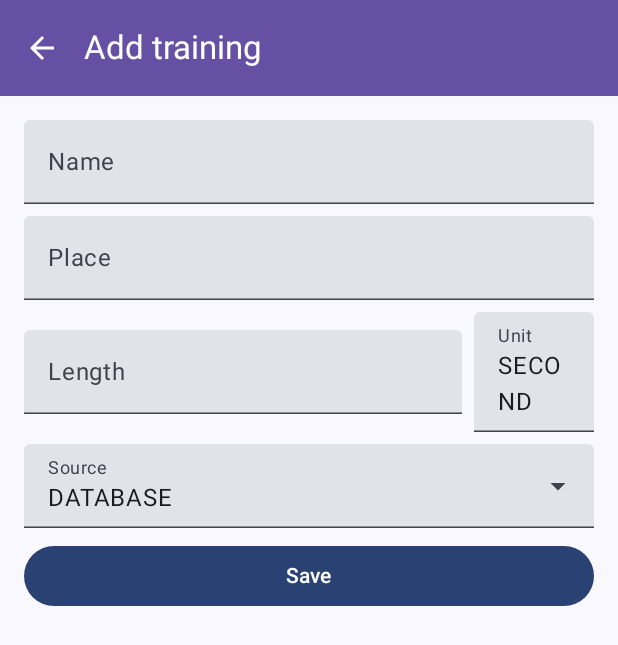
After one commit to zde-nekz/sporttrackerdemo, an Android app built with Jetpack Compose: the composable TrainingDetailScreen called with empty values, on a phone screen of 412 x 824 dp. The commit adds this screen. Shown: the top 645 px of the screen. Run offline under Robolectric (Android 15) with nearby library versions, the phone set to English and light mode, and no system bars.

Commit message:
Detail wip

```diff
--- a/app/src/main/java/com/zdenekskrobak/sporttrackerdemo/app/Route.kt
+++ b/app/src/main/java/com/zdenekskrobak/sporttrackerdemo/app/Route.kt
@@ -2,10 +2,11 @@ package com.zdenekskrobak.sporttrackerdemo.app
 
 import kotlinx.serialization.Serializable
 
+@Serializable
 sealed interface Route {
     @Serializable
     data object TrainingList: Route
 
     @Serializable
-    data class TrainingDetail(val id: String): Route
+    data class TrainingDetail(val id: String?): Route
 }
--- a/app/src/main/java/com/zdenekskrobak/sporttrackerdemo/di/AppModule.kt
+++ b/app/src/main/java/com/zdenekskrobak/sporttrackerdemo/di/AppModule.kt
@@ -1,9 +1,11 @@
 package com.zdenekskrobak.sporttrackerdemo.di
 
+import com.zdenekskrobak.sporttrackerdemo.training.presentation.training_detail.TrainingDetailViewModel
 import com.zdenekskrobak.sporttrackerdemo.training.presentation.training_list.TrainingListViewModel
 import org.koin.core.module.dsl.viewModelOf
 import org.koin.dsl.module
 
 val appModule = module {
     viewModelOf(::TrainingListViewModel)
+    viewModelOf(::TrainingDetailViewModel)
 }
--- /dev/null
+++ b/app/src/main/java/com/zdenekskrobak/sporttrackerdemo/training/presentation/training_detail/TrainingDetailScreen.kt
@@ -0,0 +1,159 @@
+@file:OptIn(ExperimentalMaterial3Api::class)
+
+package com.zdenekskrobak.sporttrackerdemo.training.presentation.training_detail
+
+import androidx.compose.foundation.layout.Arrangement
+import androidx.compose.foundation.layout.Column
+import androidx.compose.foundation.layout.fillMaxSize
+import androidx.compose.foundation.layout.fillMaxWidth
+import androidx.compose.foundation.layout.padding
+import androidx.compose.foundation.rememberScrollState
+import androidx.compose.foundation.verticalScroll
+import androidx.compose.material.icons.Icons
+import androidx.compose.material.icons.automirrored.filled.ArrowBack
+import androidx.compose.material3.ExperimentalMaterial3Api
+import androidx.compose.material3.Icon
+import androidx.compose.material3.IconButton
+import androidx.compose.material3.Scaffold
+import androidx.compose.material3.Text
+import androidx.compose.material3.TextField
+import androidx.compose.material3.TopAppBar
+import androidx.compose.material3.TopAppBarDefaults
+import androidx.compose.runtime.Composable
+import androidx.compose.runtime.collectAsState
+import androidx.compose.runtime.getValue
+import androidx.compose.ui.Modifier
+import androidx.compose.ui.res.stringResource
+import androidx.compose.ui.tooling.preview.Preview
+import androidx.compose.ui.unit.dp
+import com.zdenekskrobak.sporttrackerdemo.R
+import com.zdenekskrobak.sporttrackerdemo.training.presentation.training_detail.components.LengthField
+import com.zdenekskrobak.sporttrackerdemo.training.presentation.training_detail.components.SaveButton
+import com.zdenekskrobak.sporttrackerdemo.training.presentation.training_detail.components.SourceDropdown
+import com.zdenekskrobak.sporttrackerdemo.training.presentation.training_detail.model.TrainingDetailAction
+import com.zdenekskrobak.sporttrackerdemo.training.presentation.training_detail.model.TrainingDetailState
+import com.zdenekskrobak.sporttrackerdemo.ui.theme.Purple40
+import com.zdenekskrobak.sporttrackerdemo.ui.theme.White
+import org.koin.androidx.compose.koinViewModel
+
+@Composable
+fun TrainingDetailScreen(
+    id: String?,
+    onNavigateBack: () -> Unit
+) {
+    val viewModel: TrainingDetailViewModel = koinViewModel()
+
+    val state by viewModel.state.collectAsState()
+
+    TrainingDetailScreenContent(
+        state = state,
+        onAction = { action ->
+            when (action) {
+                TrainingDetailAction.OnSaveClicked -> {
+                    TODO()
+                }
+
+                TrainingDetailAction.OnBackButtonClicked -> {
+                    onNavigateBack()
+                }
+
+                else -> viewModel.onAction(action)
+            }
+        })
+}
+
+@Composable
+fun TrainingDetailScreenContent(
+    modifier: Modifier = Modifier,
+    state: TrainingDetailState,
+    onAction: (TrainingDetailAction) -> Unit
+) {
+    Scaffold(
+        topBar = {
+            TopAppBar(
+                title = {
+                    Text(stringResource(R.string.edit_training.takeIf { state.id != null }
+                        ?: R.string.add_training))
+                },
+                navigationIcon = {
+                    IconButton(onClick = {
+                        onAction(TrainingDetailAction.OnBackButtonClicked)
+                    }) {
+                        Icon(
+                            imageVector = Icons.AutoMirrored.Filled.ArrowBack,
+                            contentDescription = stringResource(R.string.back)
+                        )
+                    }
+                },
+                colors = TopAppBarDefaults.topAppBarColors(
+                    containerColor = Purple40,
+                    titleContentColor = White,
+                    navigationIconContentColor = White
+                )
+            )
+        },
+        content = { padding ->
+            Column(
+                modifier = modifier
+                    .padding(padding)
+                    .padding(16.dp)
+                    .fillMaxSize()
+                    .verticalScroll(rememberScrollState()),
+                verticalArrangement = Arrangement.spacedBy(8.dp)
+            ) {
+                NameField(
+                    state = state,
+                    onNameChanged = { name ->
+                        onAction(TrainingDetailAction.OnNameChanged(name))
+                    })
+                PlaceField(
+                    state = state,
+                    onPlaceChanged = { place ->
+                        onAction(TrainingDetailAction.OnPlaceChanged(place))
+                    })
+                LengthField(state, onAction)
+                SourceDropdown(state, onAction)
+                SaveButton(onSave = {
+                    onAction(TrainingDetailAction.OnSaveClicked)
+                })
+            }
+        }
+    )
+}
+
+@Composable
+private fun NameField(
+    state: TrainingDetailState,
+    onNameChanged: (String) -> Unit
+) {
+    TextField(
+        modifier = Modifier.fillMaxWidth(),
+        value = state.name,
+        onValueChange = { onNameChanged(it) },
+        label = { Text(stringResource(R.string.name)) },
+
+        )
+}
+
+@Composable
+private fun PlaceField(
+    state: TrainingDetailState,
+    onPlaceChanged: (String) -> Unit
+) {
+    TextField(
+        modifier = Modifier.fillMaxWidth(),
+        value = state.place,
+        onValueChange = { onPlaceChanged(it) },
+        label = { Text(stringResource(R.string.place)) },
+    )
+}
+
+@Preview
+@Composable
+private fun TrainingDetailScreenPreview() {
+    TrainingDetailScreenContent(
+        state = TrainingDetailState(),
+        onAction = {}
+    )
+
+}
--- /dev/null
+++ b/app/src/main/java/com/zdenekskrobak/sporttrackerdemo/training/presentation/training_detail/components/LengthField.kt
@@ -0,0 +1,74 @@
+package com.zdenekskrobak.sporttrackerdemo.training.presentation.training_detail.components
+
+import androidx.compose.foundation.layout.Arrangement
+import androidx.compose.foundation.layout.Row
+import androidx.compose.foundation.layout.fillMaxWidth
+import androidx.compose.foundation.layout.width
+import androidx.compose.material3.DropdownMenuItem
+import androidx.compose.material3.ExperimentalMaterial3Api
+import androidx.compose.material3.ExposedDropdownMenuBox
+import androidx.compose.material3.MenuAnchorType
+import androidx.compose.material3.Text
+import androidx.compose.material3.TextField
+import androidx.compose.runtime.Composable
+import androidx.compose.runtime.getValue
+import androidx.compose.runtime.mutableStateOf
+import androidx.compose.runtime.remember
+import androidx.compose.runtime.setValue
+import androidx.compose.ui.Alignment
+import androidx.compose.ui.Modifier
+import androidx.compose.ui.res.stringResource
+import androidx.compose.ui.unit.dp
+import com.zdenekskrobak.sporttrackerdemo.R
+import com.zdenekskrobak.sporttrackerdemo.training.domain.TimeUnit
+import com.zdenekskrobak.sporttrackerdemo.training.presentation.training_detail.model.TrainingDetailAction
+import com.zdenekskrobak.sporttrackerdemo.training.presentation.training_detail.model.TrainingDetailState
+
+@OptIn(ExperimentalMaterial3Api::class)
+@Composable
+fun LengthField(state: TrainingDetailState,
+                onAction: (TrainingDetailAction) -> Unit) {
+    Row(
+        modifier = Modifier.fillMaxWidth(),
+        horizontalArrangement = Arrangement.spacedBy(8.dp),
+        verticalAlignment = Alignment.CenterVertically
+    ) {
+        TextField(
+            value = state.length,
+            onValueChange = { onAction(TrainingDetailAction.OnLengthChanged(it)) },
+            label = { Text(stringResource(R.string.length)) },
+            modifier = Modifier.weight(1f)
+        )
+
+        var expanded by remember { mutableStateOf(false) }
+
+        ExposedDropdownMenuBox(
+            expanded = expanded,
+            onExpandedChange = { expanded = !expanded }
+        ) {
+            TextField(
+                value = state.lengthUnit.toString(),
+                onValueChange = {},
+                readOnly = true,
+                label = { Text("Unit") },
+                modifier = Modifier
+                    .menuAnchor(MenuAnchorType.PrimaryNotEditable, true)
+                    .width(80.dp)
+            )
+            ExposedDropdownMenu(
+                expanded = expanded,
+                onDismissRequest = { expanded = false }
+            ) {
+                TimeUnit.entries.forEach { unit ->
+                    DropdownMenuItem(
+                        text = { Text(unit.toString()) },
+                        onClick = {
+                            onAction(TrainingDetailAction.OnUnitChanged(unit))
+                            expanded = false
+                        }
+                    )
+                }
+            }
+        }
+    }
+}
--- /dev/null
+++ b/app/src/main/java/com/zdenekskrobak/sporttrackerdemo/training/presentation/training_detail/components/SaveButton.kt
@@ -0,0 +1,22 @@
+package com.zdenekskrobak.sporttrackerdemo.training.presentation.training_detail.components
+
+import androidx.compose.foundation.layout.fillMaxWidth
+import androidx.compose.material3.Button
+import androidx.compose.material3.Text
+import androidx.compose.runtime.Composable
+import androidx.compose.ui.Modifier
+import androidx.compose.ui.res.stringResource
+import com.zdenekskrobak.sporttrackerdemo.R
+
+@Composable
+fun SaveButton(
+    modifier: Modifier = Modifier,
+    onSave: () -> Unit
+) {
+    Button(
+        modifier = modifier.fillMaxWidth(),
+        onClick = { onSave() },
+    ) {
+        Text(stringResource(R.string.save))
+    }
+}
--- /dev/null
+++ b/app/src/main/java/com/zdenekskrobak/sporttrackerdemo/training/presentation/training_detail/components/SourceDropdown.kt
@@ -0,0 +1,59 @@
+package com.zdenekskrobak.sporttrackerdemo.training.presentation.training_detail.components
+
+import androidx.compose.foundation.layout.fillMaxWidth
+import androidx.compose.material3.DropdownMenuItem
+import androidx.compose.material3.ExperimentalMaterial3Api
+import androidx.compose.material3.ExposedDropdownMenuBox
+import androidx.compose.material3.ExposedDropdownMenuDefaults
+import androidx.compose.material3.MenuAnchorType
+import androidx.compose.material3.Text
+import androidx.compose.material3.TextField
+import androidx.compose.runtime.Composable
+import androidx.compose.runtime.getValue
+import androidx.compose.runtime.mutableStateOf
+import androidx.compose.runtime.remember
+import androidx.compose.runtime.setValue
+import androidx.compose.ui.Modifier
+import com.zdenekskrobak.sporttrackerdemo.training.domain.DataSource
+import com.zdenekskrobak.sporttrackerdemo.training.presentation.training_detail.model.TrainingDetailAction
+import com.zdenekskrobak.sporttrackerdemo.training.presentation.training_detail.model.TrainingDetailState
+
+@OptIn(ExperimentalMaterial3Api::class)
+@Composable
+fun SourceDropdown(
+    state: TrainingDetailState,
+    onAction: (TrainingDetailAction) -> Unit
+) {
+    var expanded by remember { mutableStateOf(false) }
+    val sources = DataSource.entries
+
+    ExposedDropdownMenuBox(
+        expanded = expanded,
+        onExpandedChange = { expanded = !expanded }
+    ) {
+        TextField(
+            value = state.source.name,
+            onValueChange = {},
+            readOnly = true,
+            label = { Text("Source") },
+            trailingIcon = { ExposedDropdownMenuDefaults.TrailingIcon(expanded) },
+            modifier = Modifier
+                .menuAnchor(MenuAnchorType.PrimaryNotEditable, true)
+                .fillMaxWidth()
+        )
+        ExposedDropdownMenu(
+            expanded = expanded,
+            onDismissRequest = { expanded = false }
+        ) {
+            sources.forEach { source ->
+                DropdownMenuItem(
+                    text = { Text(source.name) },
+                    onClick = {
+                        onAction(TrainingDetailAction.OnSourceChanged(source))
+                        expanded = false
+                    }
+                )
+            }
+        }
+    }
+}
--- /dev/null
+++ b/app/src/main/java/com/zdenekskrobak/sporttrackerdemo/training/presentation/training_detail/model/TrainingDetailState.kt
@@ -0,0 +1,14 @@
+package com.zdenekskrobak.sporttrackerdemo.training.presentation.training_detail.model
+
+import com.zdenekskrobak.sporttrackerdemo.training.domain.DataSource
+import com.zdenekskrobak.sporttrackerdemo.training.domain.TimeUnit
+
+data class TrainingDetailState(
+    val id: String? = null,
+    val isLoading: Boolean = false,
+    val name: String = "",
+    val place: String = "",
+    val length: String = "",
+    val lengthUnit: TimeUnit = TimeUnit.SECOND,
+    val source: DataSource = DataSource.DATABASE,
+)
--- a/app/src/main/java/com/zdenekskrobak/sporttrackerdemo/training/presentation/training_list/components/Filter.kt
+++ b/app/src/main/java/com/zdenekskrobak/sporttrackerdemo/training/presentation/training_list/components/Filter.kt
@@ -18,6 +18,7 @@ import androidx.compose.ui.unit.dp
 import com.zdenekskrobak.sporttrackerdemo.R
 import com.zdenekskrobak.sporttrackerdemo.training.domain.DataSource
 import com.zdenekskrobak.sporttrackerdemo.ui.theme.Purple40
+import com.zdenekskrobak.sporttrackerdemo.ui.theme.White
 
 @Composable
 fun Filter(
@@ -35,7 +36,7 @@ fun Filter(
         Text(
             stringResource(R.string.filter),
             style = MaterialTheme.typography.headlineSmall,
-            color = Color.White
+            color = White
         )
 
         Row(
--- a/app/src/main/java/com/zdenekskrobak/sporttrackerdemo/training/presentation/training_list/components/FilterOption.kt
+++ b/app/src/main/java/com/zdenekskrobak/sporttrackerdemo/training/presentation/training_list/components/FilterOption.kt
@@ -13,6 +13,7 @@ import androidx.compose.ui.tooling.preview.Preview
 import com.zdenekskrobak.sporttrackerdemo.R
 import com.zdenekskrobak.sporttrackerdemo.training.domain.DataSource
 import com.zdenekskrobak.sporttrackerdemo.ui.theme.PurpleGrey80
+import com.zdenekskrobak.sporttrackerdemo.ui.theme.White
 
 @Composable
 fun FilterOption(
@@ -26,7 +27,7 @@ fun FilterOption(
         modifier = modifier,
         colors = FilterChipDefaults.filterChipColors(
             containerColor = PurpleGrey80,
-            selectedContainerColor = Color.White
+            selectedContainerColor = White
         ),
         label = {
             Text(
--- a/app/src/main/java/com/zdenekskrobak/sporttrackerdemo/training/presentation/training_list/model/TrainingListState.kt
+++ b/app/src/main/java/com/zdenekskrobak/sporttrackerdemo/training/presentation/training_list/model/TrainingListState.kt
@@ -5,7 +5,6 @@ import com.zdenekskrobak.sporttrackerdemo.training.domain.Training
 
 data class TrainingListState(
     val isLoading: Boolean = true,
-    val localTrainings: List<Training> = emptyList(),
-    val remoteTrainings: List<Training> = emptyList(),
+    val trainings: List<Training> = emptyList(),
     val filter: DataSource? = null
 )
--- a/app/src/main/java/com/zdenekskrobak/sporttrackerdemo/ui/theme/Color.kt
+++ b/app/src/main/java/com/zdenekskrobak/sporttrackerdemo/ui/theme/Color.kt
@@ -9,3 +9,5 @@ val Pink80 = Color(0xFFEFB8C8)
 val Purple40 = Color(0xFF6650a4)
 val PurpleGrey40 = Color(0xFF625b71)
 val Pink40 = Color(0xFF7D5260)
+
+val White = Color.White
--- a/app/src/main/res/values/strings.xml
+++ b/app/src/main/res/values/strings.xml
@@ -4,4 +4,12 @@
     <string name="filter_all">All</string>
     <string name="filter_local">Local</string>
     <string name="filter_remote">Remote</string>
+    <string name="name">Name</string>
+    <string name="place">Place</string>
+    <string name="length">Length</string>
+    <string name="no_data">There are no trainings yet. Add some.</string>
+    <string name="add_training">Add training</string>
+    <string name="edit_training">Edit training</string>
+    <string name="save">Save</string>
+    <string name="back">Back</string>
 </resources>
--- a/gradle/libs.versions.toml
+++ b/gradle/libs.versions.toml
@@ -27,7 +27,7 @@ androidx-ui-test-junit4 = { group = "androidx.compose.ui", name = "ui-test-junit
 androidx-material3 = { group = "androidx.compose.material3", name = "material3" }
 koin = { group = "io.insert-koin", name = "koin-androidx-compose", version = "4.1.1"}
 androidx-navigation-compose = { group = "androidx.navigation", name = "navigation-compose", version.ref = "navigationCompose" }
-compose-material-icons-extended = { module = "androidx.compose.material:material-icons-extended", version.ref = "composeBom" }
+compose-material-icons-extended = { module = "androidx.compose.material:material-icons-extended", version = "1.7.8" }
 
 
 [plugins]
```
Also changed, not shown: app/src/main/java/com/zdenekskrobak/sporttrackerdemo/app/MainActivity.kt (+11 -2 lines), app/src/main/java/com/zdenekskrobak/sporttrackerdemo/training/domain/TimeUnit.kt (added, +7 -0 lines), app/src/main/java/com/zdenekskrobak/sporttrackerdemo/training/presentation/training_detail/TrainingDetailViewModel.kt (added, +40 -0 lines), app/src/main/java/com/zdenekskrobak/sporttrackerdemo/training/presentation/training_detail/model/TrainingDetailAction.kt (added, +14 -0 lines), app/src/main/java/com/zdenekskrobak/sporttrackerdemo/training/presentation/training_list/TrainingListScreen.kt (+47 -3 lines), app/src/main/java/com/zdenekskrobak/sporttrackerdemo/training/presentation/training_list/components/ListItem.kt (+52 -10 lines), app/src/main/java/com/zdenekskrobak/sporttrackerdemo/training/presentation/training_list/components/TrainingsList.kt (added, +65 -0 lines).
